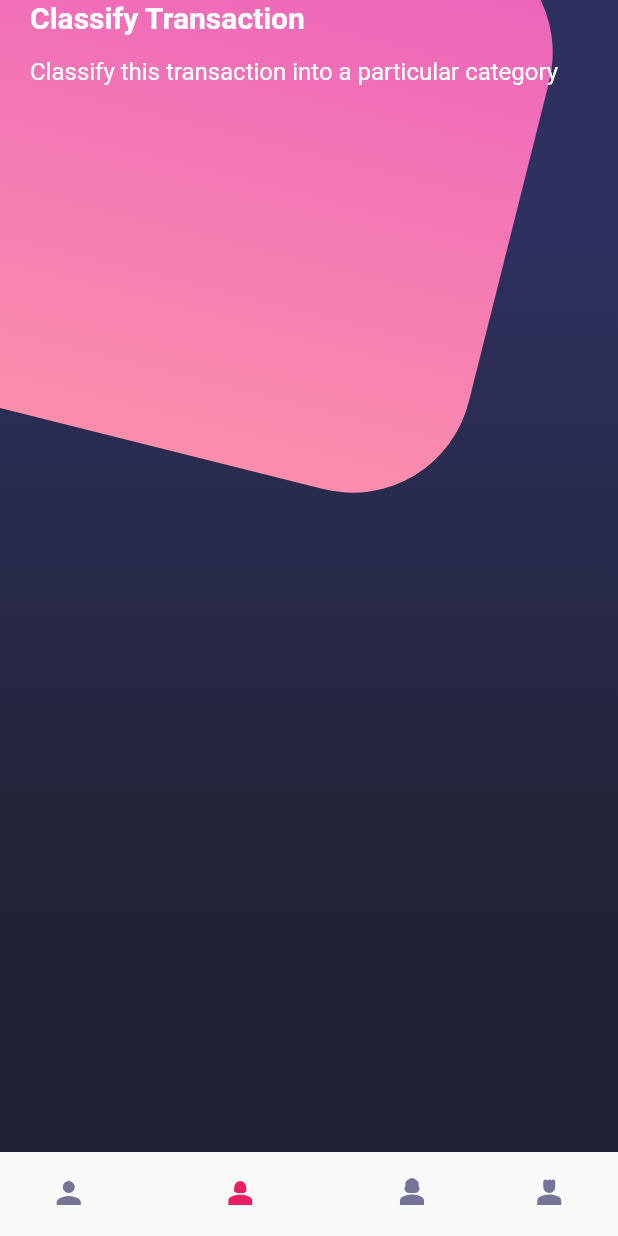
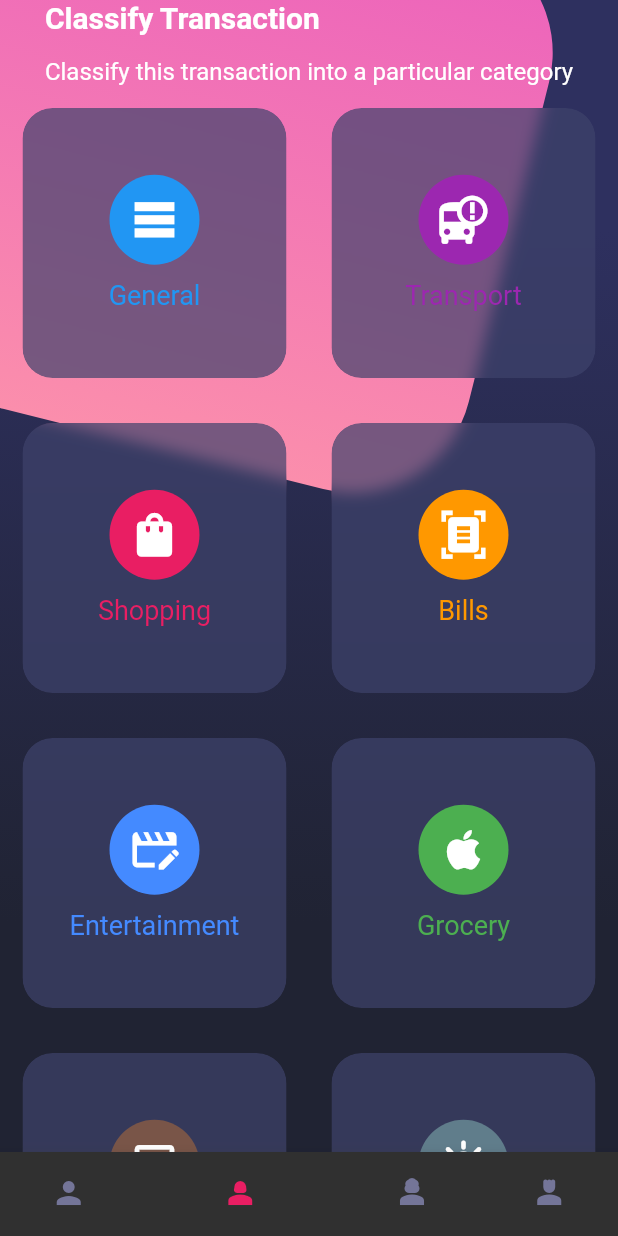
Before and after one commit to AleXx815/flutter_designs, a Flutter app: the CompositeDesignScreen screen opened by its route, on a phone screen of 412 x 824 dp. Run offline on Flutter 3.47's test engine with Material 2 defaults, Android fonts, the light colour scheme and no system bars; our stand-ins replace go_router.

Commit message:
composite_design_screen finished

```diff
--- a/lib/config/router/app_router.dart
+++ b/lib/config/router/app_router.dart
@@ -2,7 +2,7 @@ import 'package:designs_app_number_1/screens/screens.dart';
 import 'package:go_router/go_router.dart';
 
 final appRouter = GoRouter(
-  initialLocation: "/scroll-screen",
+  initialLocation: "/",
   routes: [
     GoRoute(
       path: "/",
--- a/lib/main.dart
+++ b/lib/main.dart
@@ -17,6 +17,7 @@ class MainApp extends StatelessWidget {
     return MaterialApp.router(
       debugShowCheckedModeBanner: false,
       title: "Práctica primer diseño",
+      theme: ThemeData.dark(),
       routerConfig: appRouter,
     );
   }
--- a/lib/screens/composite_design/composite_design_screen.dart
+++ b/lib/screens/composite_design/composite_design_screen.dart
@@ -1,4 +1,5 @@
 import 'package:designs_app_number_1/widgets/background.dart';
+import 'package:designs_app_number_1/widgets/card_table.dart';
 import 'package:designs_app_number_1/widgets/custom_bottom_navigation_bar.dart';
 import 'package:designs_app_number_1/widgets/title_page.dart';
 import 'package:flutter/material.dart';
@@ -29,6 +30,7 @@ class _HomeBody extends StatelessWidget {
       child: Column(
         children: [
           TitlePage(),
+          CardTable(),
         ],
       ),
     );
--- /dev/null
+++ b/lib/widgets/card_table.dart
@@ -0,0 +1,158 @@
+import 'dart:ui';
+
+import 'package:flutter/material.dart';
+
+class CardTable extends StatelessWidget {
+  const CardTable({super.key});
+
+  @override
+  Widget build(BuildContext context) {
+    return Table(
+      children: const [
+        TableRow(
+          children: [
+            _SingleCard(
+              color: Colors.blue,
+              icon: Icons.table_rows,
+              text: "General",
+            ),
+            _SingleCard(
+              color: Colors.purple,
+              icon: Icons.bus_alert,
+              text: "Transport",
+            ),
+          ],
+        ),
+        TableRow(
+          children: [
+            _SingleCard(
+              color: Colors.pink,
+              icon: Icons.shopping_bag,
+              text: "Shopping",
+            ),
+            _SingleCard(
+              color: Colors.orange,
+              icon: Icons.document_scanner,
+              text: "Bills",
+            ),
+          ],
+        ),
+        TableRow(
+          children: [
+            _SingleCard(
+              color: Colors.blueAccent,
+              icon: Icons.movie_edit,
+              text: "Entertainment",
+            ),
+            _SingleCard(
+              color: Colors.green,
+              icon: Icons.apple,
+              text: "Grocery",
+            ),
+          ],
+        ),
+        TableRow(
+          children: [
+            _SingleCard(
+              color: Colors.brown,
+              icon: Icons.check_box_outline_blank,
+              text: "Checked",
+            ),
+            _SingleCard(
+              color: Colors.blueGrey,
+              icon: Icons.sunny,
+              text: "Vacations",
+            ),
+          ],
+        ),
+        TableRow(
+          children: [
+            _SingleCard(
+              color: Colors.limeAccent,
+              icon: Icons.car_crash,
+              text: "Danger",
+            ),
+            _SingleCard(
+              color: Colors.tealAccent,
+              icon: Icons.waves,
+              text: "Sea",
+            ),
+          ],
+        ),
+        TableRow(
+          children: [
+            _SingleCard(
+              color: Colors.redAccent,
+              icon: Icons.video_collection,
+              text: "Videos",
+            ),
+            _SingleCard(
+              color: Colors.greenAccent,
+              icon: Icons.woman,
+              text: "Woman",
+            ),
+          ],
+        ),
+      ],
+    );
+  }
+}
+
+class _SingleCard extends StatelessWidget {
+  const _SingleCard({
+    required this.icon,
+    required this.color,
+    required this.text,
+  });
+
+  final IconData icon;
+  final Color color;
+  final String text;
+
+  @override
+  Widget build(BuildContext context) {
+    return Container(
+      margin: const EdgeInsets.all(15),
+      child: ClipRRect(
+        borderRadius: BorderRadius.circular(20),
+        child: BackdropFilter(
+          filter: ImageFilter.blur(
+            sigmaX: 5,
+            sigmaY: 5,
+          ),
+          child: Container(
+            height: 180,
+            decoration: BoxDecoration(
+              color: const Color.fromRGBO(62, 66, 107, 0.7),
+              borderRadius: BorderRadius.circular(20),
+            ),
+            child: Column(
+              mainAxisAlignment: MainAxisAlignment.center,
+              children: [
+                CircleAvatar(
+                  backgroundColor: color,
+                  radius: 30,
+                  child: Icon(
+                    icon,
+                    size: 35,
+                    color: Colors.white,
+                  ),
+                ),
+                const SizedBox(
+                  height: 10,
+                ),
+                Text(
+                  text,
+                  style: TextStyle(
+                    color: color,
+                    fontSize: 18,
+                  ),
+                )
+              ],
+            ),
+          ),
+        ),
+      ),
+    );
+  }
+}
```
